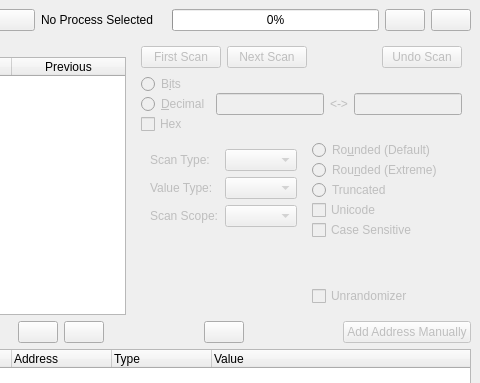
First picture: the form in GUI/MainWindow.ui, repository korcankaraokcu/PINCE, before the edit; both pictures show x 198 to 678 and y 0 to 383 of the 678 by 636 pixel window.
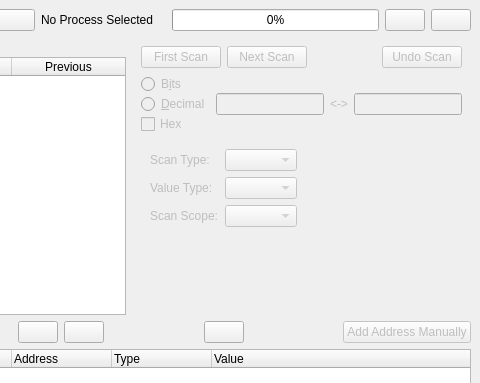
Second picture: the form after the edit.

Commit message: Remove unused stuff

The edit to the form file:
```diff
--- a/GUI/MainWindow.ui
+++ b/GUI/MainWindow.ui
@@ -564,71 +564,6 @@
               <property name="bottomMargin">
                <number>0</number>
               </property>
-              <item>
-               <widget class="QRadioButton" name="radioButton_RoundedDefault">
-                <property name="enabled">
-                 <bool>false</bool>
-                </property>
-                <property name="toolTip">
-                 <string>Not currently supported</string>
-                </property>
-                <property name="text">
-                 <string>Ro&amp;unded (Default)</string>
-                </property>
-               </widget>
-              </item>
-              <item>
-               <widget class="QRadioButton" name="radioButton_RoundedExtreme">
-                <property name="enabled">
-                 <bool>false</bool>
-                </property>
-                <property name="toolTip">
-                 <string>Not currently supported</string>
-                </property>
-                <property name="text">
-                 <string>Rou&amp;nded (Extreme)</string>
-                </property>
-               </widget>
-              </item>
-              <item>
-               <widget class="QRadioButton" name="radioButton_Truncated">
-                <property name="enabled">
-                 <bool>false</bool>
-                </property>
-                <property name="toolTip">
-                 <string>Not currently supported</string>
-                </property>
-                <property name="text">
-                 <string>Truncated</string>
-                </property>
-               </widget>
-              </item>
-              <item>
-               <widget class="QCheckBox" name="checkBox_Unicode">
-                <property name="enabled">
-                 <bool>false</bool>
-                </property>
-                <property name="toolTip">
-                 <string>Not currently supported</string>
-                </property>
-                <property name="text">
-                 <string>Unicode</string>
-                </property>
-               </widget>
-              </item>
-              <item>
-               <widget class="QCheckBox" name="checkBox_CaseSensitive">
-                <property name="enabled">
-                 <bool>false</bool>
-                </property>
-                <property name="toolTip">
-                 <string>Not currently supported</string>
-                </property>
-                <property name="text">
-                 <string>Case Sensitive</string>
-                </property>
-               </widget>
-              </item>
               <item>
                <layout class="QVBoxLayout" name="verticalLayout_3">
                 <item>
@@ -644,19 +579,6 @@
                   </property>
                  </spacer>
                 </item>
-                <item>
-                 <widget class="QCheckBox" name="checkBox_Unrandomizer">
-                  <property name="enabled">
-                   <bool>false</bool>
-                  </property>
-                  <property name="toolTip">
-                   <string>Not currently supported</string>
-                  </property>
-                  <property name="text">
-                   <string>Unrandomizer</string>
-                  </property>
-                 </widget>
-                </item>
                </layout>
               </item>
              </layout>
```
Left out of the diff: 2 changed lines with no effect on the pictures. The commit also changes 1 other file.
